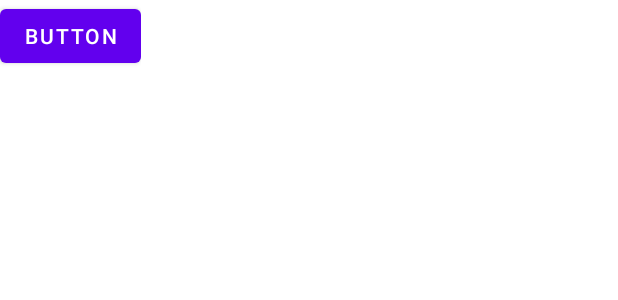
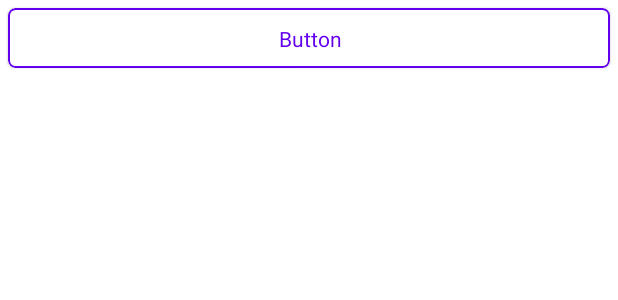
Before and after one commit to NeoMindStd/KaneSoundBoard, an Android app: the layout recycler_item_main.xml on its own in the app's theme, with its tools: preview values and no code run, on a phone screen of 412 x 824 dp. Shown: the top 300 px of the screen. Run offline under Robolectric (Android 15) with nearby library versions, the phone set to English and light mode, and no system bars.

Commit message:
Change design of recycler item

```diff
--- a/app/src/main/java/com/neomind/kanesoundboard/ui/KaneSoundAdapter.kt
+++ b/app/src/main/java/com/neomind/kanesoundboard/ui/KaneSoundAdapter.kt
@@ -39,7 +39,7 @@ class KaneSoundAdapter(activity: MainActivity) :
     inner class ViewHolder(private val binding: RecyclerItemMainBinding) :
         RecyclerView.ViewHolder(binding.root) {
         fun bind(kaneSound: KaneSound) {
-            binding.mainRecyclerPlayButton.text = kaneSound.name
+            binding.mainRecyclerPlayText.text = kaneSound.name
             binding.mainRecyclerPlayButton.setOnClickListener {
                 viewModel.playSound(kaneSound.assetFileDescriptor)
             }
--- a/app/src/main/res/layout/recycler_item_main.xml
+++ b/app/src/main/res/layout/recycler_item_main.xml
@@ -3,23 +3,36 @@
     xmlns:app="http://schemas.android.com/apk/res-auto"
     xmlns:tools="http://schemas.android.com/tools">
 
+    <com.google.android.material.card.MaterialCardView
+        android:id="@+id/main_recycler_play_button"
+        android:layout_width="match_parent"
+        android:layout_height="40dp"
+        android:layout_margin="5dp"
+        app:cardCornerRadius="5dp"
+        app:strokeColor="@color/design_default_color_primary"
+        app:strokeWidth="1dp">
+
         <androidx.constraintlayout.widget.ConstraintLayout
-        android:layout_width="wrap_content"
-        android:layout_height="wrap_content">
+            android:layout_width="match_parent"
+            android:layout_height="match_parent">
 
-        <Button
-            android:id="@+id/main_recycler_play_button"
+            <com.neomind.kanesoundboard.ui.ScrollingTextView
+                android:id="@+id/main_recycler_play_text"
                 android:layout_width="wrap_content"
                 android:layout_height="wrap_content"
-            android:ellipsize="end"
+                android:ellipsize="marquee"
                 android:singleLine="true"
+                android:textAlignment="center"
+                android:marqueeRepeatLimit="marquee_forever"
+                android:textColor="@color/design_default_color_primary"
                 app:layout_constraintBottom_toBottomOf="parent"
                 app:layout_constraintEnd_toEndOf="parent"
                 app:layout_constraintStart_toStartOf="parent"
                 app:layout_constraintTop_toTopOf="parent"
                 tools:text="Button" />
 
-
         </androidx.constraintlayout.widget.ConstraintLayout>
 
+    </com.google.android.material.card.MaterialCardView>
+
 </layout>
```
Also changed, not shown: app/src/main/java/com/neomind/kanesoundboard/ui/ScrollingTextView.kt (added, +22 -0 lines). Lines whose indentation alone changed are shown as unchanged.
